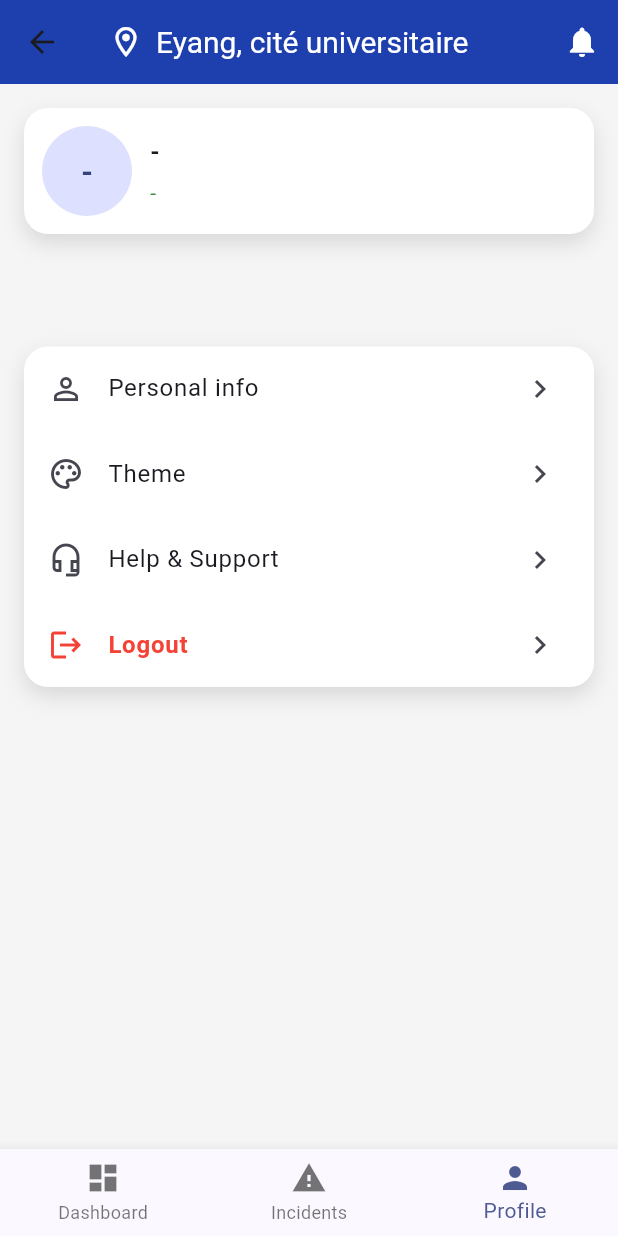
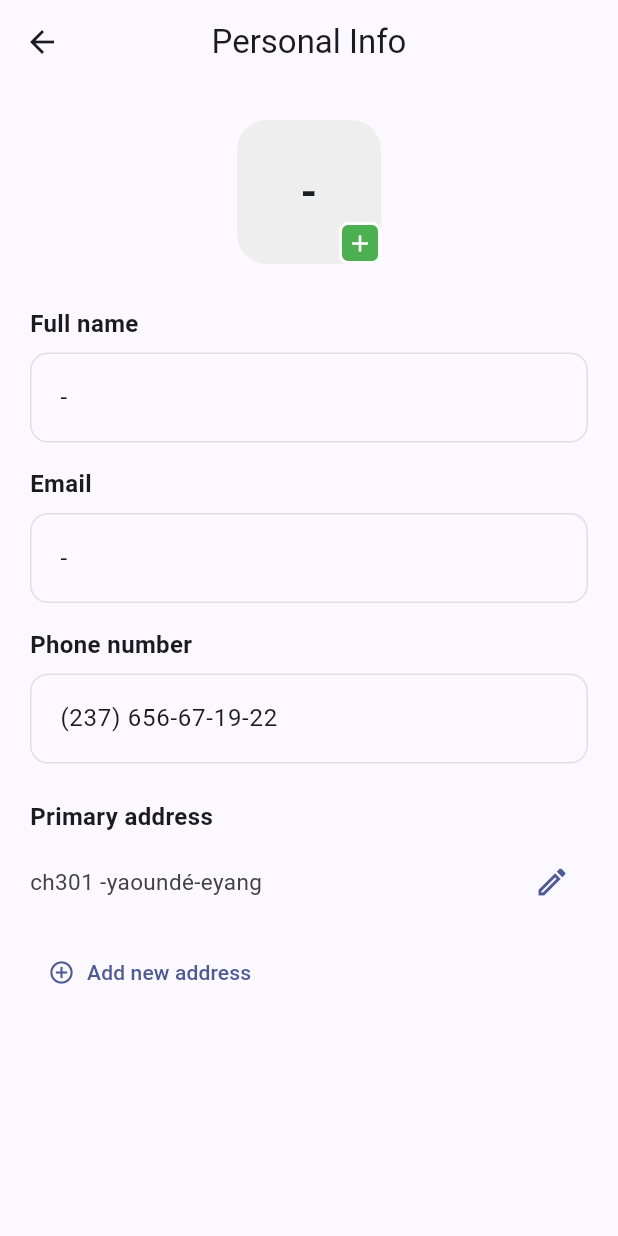
Before and after one commit to evradchris0-tech/g1_projet_tutore_2026, a Flutter app: the ShellScreen screen opened directly, item 3 of the bottom bar chosen, after a tap on "Personal info", on a phone screen of 412 x 824 dp. Run offline on Flutter 3.47's test engine with Material 3 defaults, Android fonts, the light colour scheme and no system bars.

Commit message:
feat(all): ajout de toute les vues de la maquette

```diff
--- a/lib/features/incident/view/incident_screen.dart
+++ b/lib/features/incident/view/incident_screen.dart
@@ -0,0 +1,217 @@
+import 'package:flutter/material.dart';
+import 'declare_incident_screen.dart';
+
+class IncidentScreen extends StatelessWidget {
+  const IncidentScreen({super.key});
+
+  @override
+  Widget build(BuildContext context) {
+    final headerColor = const Color(0xFF1E40AF); // deep blue
+
+    return DefaultTabController(
+      length: 3,
+      child: Scaffold(
+        backgroundColor: Colors.grey[100],
+        body: Column(
+          children: [
+            // Blue header with title and search
+            Container(
+              color: headerColor,
+              padding: const EdgeInsets.fromLTRB(16, 36, 16, 16),
+              child: Column(
+                crossAxisAlignment: CrossAxisAlignment.start,
+                children: [
+                  const Text('Incidents',
+                      style: TextStyle(color: Colors.white, fontSize: 22, fontWeight: FontWeight.w700)),
+                  const SizedBox(height: 12),
+                  // search box
+                  Container(
+                    decoration: BoxDecoration(
+                      color: Colors.white,
+                      borderRadius: BorderRadius.circular(30),
+                    ),
+                    child: TextField(
+                      decoration: InputDecoration(
+                        hintText: 'What do you need help with',
+                        hintStyle: TextStyle(color: Colors.grey[400]),
+                        prefixIcon: const Icon(Icons.search, color: Colors.grey),
+                        border: InputBorder.none,
+                        contentPadding: const EdgeInsets.symmetric(vertical: 14),
+                      ),
+                    ),
+                  ),
+                ],
+              ),
+            ),
+
+            // Tabs
+            Container(
+              color: Colors.white,
+              child: TabBar(
+                labelColor: Colors.black87,
+                unselectedLabelColor: Colors.grey[600],
+                indicatorColor: headerColor,
+                tabs: const [
+                  Tab(text: 'All'),
+                  Tab(text: 'Pending'),
+                  Tab(text: 'Resolved'),
+                ],
+              ),
+            ),
+
+            // Tab views
+            Expanded(
+              child: TabBarView(
+                children: [
+                  _IncidentList(section: 'All'),
+                  _IncidentList(section: 'Pending'),
+                  _IncidentList(section: 'Resolved'),
+                ],
+              ),
+            ),
+          ],
+        ),
+        floatingActionButton: FloatingActionButton(
+          onPressed: () {
+            Navigator.of(context).push(MaterialPageRoute(builder: (_) => const DeclareIncidentScreen()));
+          },
+          backgroundColor: const Color(0xFF007A8A),
+          child: const Icon(Icons.add, size: 30),
+        ),
+      ),
+    );
+  }
+}
+
+class _IncidentList extends StatelessWidget {
+  final String section;
+  const _IncidentList({required this.section});
+
+  // Hard-coded sample data
+  List<Map<String, String>> get _items => [
+        {
+          'id': '#INC-01 CH 205',
+          'title': 'Fridge',
+          'date': '07/11/2025',
+          'desc': 'the fridge is no longer...',
+          'status': 'To replace',
+          'statusColor': '0xFFD9534F'
+        },
+        {
+          'id': '#INC-01 CH 205',
+          'title': 'Socket',
+          'date': '07/11/2025',
+          'desc': 'The plug is damaged',
+          'status': 'To repair',
+          'statusColor': '0xFFF0AD4E'
+        },
+        {
+          'id': '#INC-01 CH 205',
+          'title': 'Frigo',
+          'date': '07/11/2025',
+          'desc': 'The plug is damaged',
+          'status': 'Good condition',
+          'statusColor': '0xFF2ECC71'
+        },
+        {
+          'id': '#INC-01 CH 205',
+          'title': 'Socket',
+          'date': '07/11/2025',
+          'desc': 'the fridge is no longer...',
+          'status': 'To repair',
+          'statusColor': '0xFFF0AD4E'
+        },
+      ];
+
+  @override
+  Widget build(BuildContext context) {
+    return Padding(
+      padding: const EdgeInsets.fromLTRB(16, 12, 16, 16),
+      child: ListView.separated(
+        itemCount: _items.length,
+        separatorBuilder: (_, __) => const SizedBox(height: 12),
+        itemBuilder: (context, index) {
+          final it = _items[index];
+          return _IncidentCard(
+            id: it['id']!,
+            title: it['title']!,
+            date: it['date']!,
+            description: it['desc']!,
+            status: it['status']!,
+            statusColor: Color(int.parse(it['statusColor']!)),
+          );
+        },
+      ),
+    );
+  }
+}
+
+class _IncidentCard extends StatelessWidget {
+  final String id;
+  final String title;
+  final String date;
+  final String description;
+  final String status;
+  final Color statusColor;
+
+  const _IncidentCard({
+    required this.id,
+    required this.title,
+    required this.date,
+    required this.description,
+    required this.status,
+    required this.statusColor,
+  });
+
+  @override
+  Widget build(BuildContext context) {
+    return Container(
+      decoration: BoxDecoration(
+        color: Colors.white,
+        borderRadius: BorderRadius.circular(14),
+        boxShadow: [BoxShadow(color: Colors.black12, blurRadius: 8, offset: const Offset(0, 4))],
+      ),
+      padding: const EdgeInsets.all(12),
+      child: Row(
+        children: [
+          // avatar placeholder
+          Container(
+            width: 56,
+            height: 56,
+            decoration: BoxDecoration(
+              color: Colors.grey[200],
+              shape: BoxShape.circle,
+            ),
+          ),
+          const SizedBox(width: 12),
+          Expanded(
+            child: Column(
+              crossAxisAlignment: CrossAxisAlignment.start,
+              children: [
+                Text(id, style: const TextStyle(fontWeight: FontWeight.w600)),
+                const SizedBox(height: 4),
+                Row(
+                  crossAxisAlignment: CrossAxisAlignment.start,
+                  children: [
+                    Expanded(
+                      child: Column(
+                        crossAxisAlignment: CrossAxisAlignment.start,
+                        children: [
+                          Text('$title - $date', style: const TextStyle(fontSize: 14)),
+                          const SizedBox(height: 6),
+                          Text(description, style: const TextStyle(color: Colors.black87, fontWeight: FontWeight.w400)),
+                        ],
+                      ),
+                    ),
+                    const SizedBox(width: 8),
+                    Text(status, style: TextStyle(color: statusColor, fontWeight: FontWeight.w600)),
+                  ],
+                ),
+              ],
+            ),
+          ),
+        ],
+      ),
+    );
+  }
+}
--- /dev/null
+++ b/lib/features/user/view/personal_info_screen.dart
@@ -0,0 +1,158 @@
+import 'package:flutter/material.dart';
+import '../viewmodel/auth_viewmodel.dart';
+
+class PersonalInfoScreen extends StatelessWidget {
+  const PersonalInfoScreen({super.key});
+
+  @override
+  Widget build(BuildContext context) {
+    final user = AuthViewModel.instance.user.value;
+    final displayName = user?.username ?? '-';
+    String email;
+    if (user == null) {
+      email = '-';
+    } else {
+      final uname = user.username.replaceAll(' ', '.').toLowerCase();
+      email = '$uname@saintjeaningenieur.org';
+    }
+
+    // Placeholder values for phone and address — replace with real data when available
+    const phone = '(237) 656-67-19-22';
+    const primaryAddress = 'ch301 -yaoundé-eyang';
+
+    final theme = Theme.of(context);
+
+    return Scaffold(
+      appBar: AppBar(
+        centerTitle: true,
+        title: const Text('Personal Info'),
+        elevation: 0,
+      ),
+      body: SafeArea(
+        child: SingleChildScrollView(
+          padding: const EdgeInsets.symmetric(horizontal: 20, vertical: 24),
+          child: Column(
+            crossAxisAlignment: CrossAxisAlignment.start,
+            children: [
+              Center(
+                child: Stack(
+                  children: [
+                    Container(
+                      width: 96,
+                      height: 96,
+                      decoration: BoxDecoration(
+                        borderRadius: BorderRadius.circular(20),
+                        color: Colors.grey[200],
+                        image: null,
+                      ),
+                      child: Center(
+                        child: Text(
+                          displayName.isNotEmpty ? displayName[0].toUpperCase() : '-',
+                          style: const TextStyle(fontSize: 28, fontWeight: FontWeight.w600),
+                        ),
+                      ),
+                    ),
+                    Positioned(
+                      right: 0,
+                      bottom: 0,
+                      child: Container(
+                        width: 28,
+                        height: 28,
+                        decoration: BoxDecoration(
+                          color: Colors.green,
+                          borderRadius: BorderRadius.circular(6),
+                          border: Border.all(color: Colors.white, width: 2),
+                        ),
+                        child: const Icon(Icons.add, size: 18, color: Colors.white),
+                      ),
+                    ),
+                  ],
+                ),
+              ),
+
+              const SizedBox(height: 28),
+
+              const Text('Full name', style: TextStyle(fontSize: 16, fontWeight: FontWeight.w600)),
+              const SizedBox(height: 8),
+              TextFormField(
+                initialValue: displayName,
+                readOnly: true,
+                decoration: InputDecoration(
+                  isDense: true,
+                  contentPadding: const EdgeInsets.symmetric(horizontal: 16, vertical: 18),
+                  enabledBorder: OutlineInputBorder(
+                    borderRadius: BorderRadius.circular(12),
+                    borderSide: BorderSide(color: Colors.grey.shade300),
+                  ),
+                ),
+              ),
+
+              const SizedBox(height: 16),
+              const Text('Email', style: TextStyle(fontSize: 16, fontWeight: FontWeight.w600)),
+              const SizedBox(height: 8),
+              TextFormField(
+                initialValue: email,
+                readOnly: true,
+                decoration: InputDecoration(
+                  isDense: true,
+                  contentPadding: const EdgeInsets.symmetric(horizontal: 16, vertical: 18),
+                  enabledBorder: OutlineInputBorder(
+                    borderRadius: BorderRadius.circular(12),
+                    borderSide: BorderSide(color: Colors.grey.shade300),
+                  ),
+                ),
+              ),
+
+              const SizedBox(height: 16),
+              const Text('Phone number', style: TextStyle(fontSize: 16, fontWeight: FontWeight.w600)),
+              const SizedBox(height: 8),
+              TextFormField(
+                initialValue: phone,
+                readOnly: true,
+                decoration: InputDecoration(
+                  isDense: true,
+                  contentPadding: const EdgeInsets.symmetric(horizontal: 16, vertical: 18),
+                  enabledBorder: OutlineInputBorder(
+                    borderRadius: BorderRadius.circular(12),
+                    borderSide: BorderSide(color: Colors.grey.shade300),
+                  ),
+                ),
+              ),
+
+              const SizedBox(height: 24),
+              const Text('Primary address', style: TextStyle(fontSize: 16, fontWeight: FontWeight.w600)),
+              const SizedBox(height: 8),
+              Row(
+                children: [
+                  Expanded(
+                    child: Text(
+                      primaryAddress,
+                      style: TextStyle(fontSize: 15, color: Colors.grey[800]),
+                    ),
+                  ),
+                  IconButton(
+                    onPressed: () {
+                      // TODO: edit address
+                    },
+                    icon: Icon(Icons.edit_outlined, color: theme.primaryColor),
+                  ),
+                ],
+              ),
+
+              const SizedBox(height: 12),
+              TextButton.icon(
+                onPressed: () {
+                  // TODO: add address
+                },
+                icon: Icon(Icons.add_circle_outline, color: theme.primaryColor),
+                label: Text('Add new address', style: TextStyle(color: theme.primaryColor)),
+              ),
+
+              const SizedBox(height: 40),
+            ],
+          ),
+        ),
+      ),
+    );
+  }
+}
--- a/lib/features/user/view/user_screen.dart
+++ b/lib/features/user/view/user_screen.dart
@@ -1,5 +1,6 @@
 import 'package:flutter/material.dart';
 import '../viewmodel/auth_viewmodel.dart';
+import 'personal_info_screen.dart';
 
 class UserScreen extends StatelessWidget {
   const UserScreen({super.key});
@@ -100,7 +101,9 @@ class UserScreen extends StatelessWidget {
                       title: const Text('Personal info'),
                       trailing: const Icon(Icons.chevron_right),
                       onTap: () {
-                        // TODO: Navigate to personal info
+                        Navigator.of(context).push(MaterialPageRoute(
+                          builder: (_) => const PersonalInfoScreen(),
+                        ));
                       },
                     ),
 
--- a/lib/shared/widgets/shell_screen.dart
+++ b/lib/shared/widgets/shell_screen.dart
@@ -1,4 +1,5 @@
 import 'package:flutter/material.dart';
+import 'package:mobile_client/features/incident/view/incident_screen.dart';
 import 'package:mobile_client/features/user/view/user_screen.dart';
 
 class ShellScreen extends StatefulWidget{
@@ -12,8 +13,8 @@ class _ShellScreenState extends State<ShellScreen> {
   int _currentIndex = 0;
 
   final List<Widget> _pages = const [
-    Center(child: Text('Home tab content')),
-    Center(child: Text('Search tab content')),
+    IncidentScreen(), // à remplacer par le tableau de bord
+    IncidentScreen(),
     UserScreen(),
   ];
 
```
Also changed, not shown: lib/features/incident/view/declare_incident_screen.dart (added, +190 -0 lines), lib/features/user/view/login_screen.dart (+117 -9 lines), lib/features/dashboard/model/dashboard.dart (added), lib/features/dashboard/view/dashboard_screen.dart (added), lib/features/dashboard/viewmodel/dashboard_viewmodel.dart (added), 1 other file.
